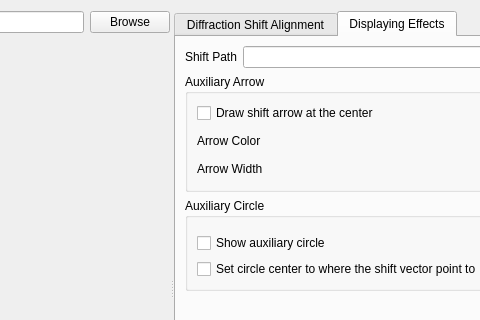
This is FourDExplorer/ui/uiPageAlignFourDSTEM.ui in ManifoldsHu/FourDExplorer as Qt 5 draws it before an edit; both pictures show x 263 to 743 and y 0 to 320 of the 905 by 604 pixel window. The edited form follows.
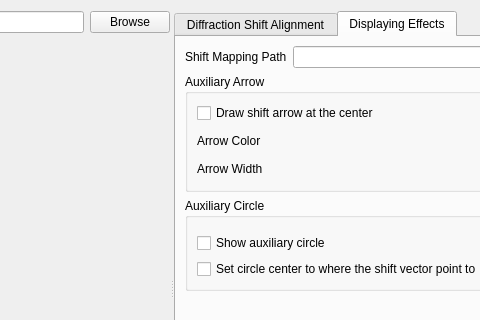
This is the edited form. The open tabs and pages were chosen to show the change. Custom widgets are drawn as their Qt base class.

What changed in the file:
```diff
--- a/FourDExplorer/ui/uiPageAlignFourDSTEM.ui
+++ b/FourDExplorer/ui/uiPageAlignFourDSTEM.ui
@@ -153,7 +153,7 @@
           <item>
            <widget class="QLabel" name="label_13">
             <property name="text">
-             <string>Shift Path</string>
+             <string>Shift Mapping Path</string>
             </property>
            </widget>
           </item>
```
Left out of the diff: 8 changed lines with no effect on the pictures.
